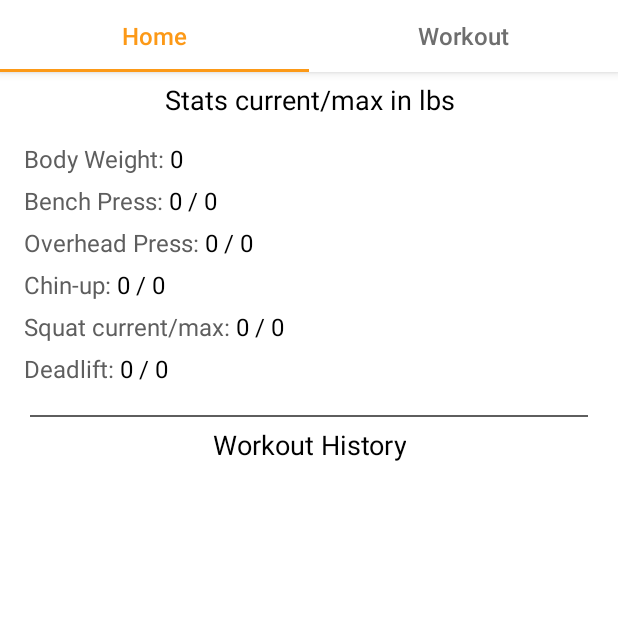
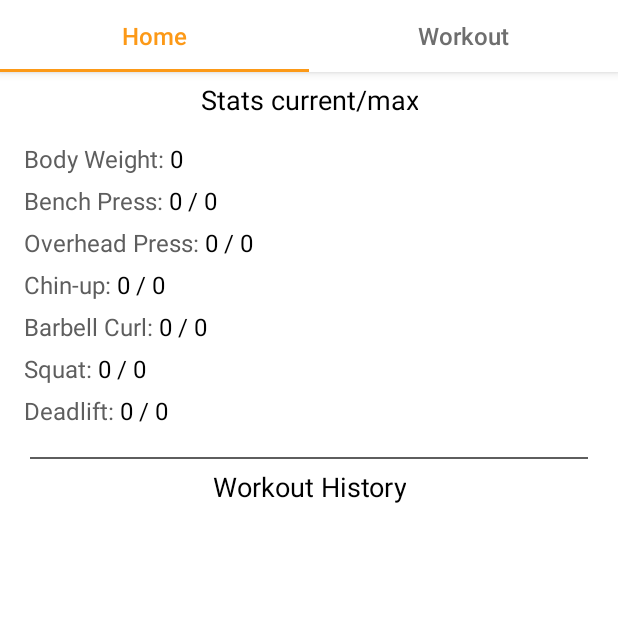
Before and after one commit to wmunsch/IronBody, an Android app: the screen it shows after launch (MainActivity), on a phone screen of 412 x 824 dp, the top half of it. Run offline under Robolectric (Android 15) with nearby library versions, the phone set to English and light mode, and no system bars; our stand-ins replace Room's generated code, data binding; 13 statements that could not run were skipped.

Commit message:
Add barbell curl to displayed stats

```diff
--- a/app/src/main/java/com/williammunsch/ironbody/ui/main/MainViewModel.kt
+++ b/app/src/main/java/com/williammunsch/ironbody/ui/main/MainViewModel.kt
@@ -1,6 +1,9 @@
 package com.williammunsch.ironbody.ui.main
 
+import android.content.Context
 import android.view.View
+import android.view.inputmethod.InputMethodManager
+import androidx.fragment.app.Fragment
 import androidx.lifecycle.*
 import com.williammunsch.ironbody.room.entities.LiftingWorkoutModel
 import com.williammunsch.ironbody.room.entities.WeightModel
@@ -107,6 +110,7 @@ class MainViewModel(private val workoutRepository: WorkoutRepository) : ViewMode
         _startNewVisibility.value = View.GONE
         _newLiftButtonVisibility.value = View.VISIBLE
         _finishButtonVisibility.value = View.VISIBLE
+        lift1Visibility.value = View.VISIBLE
     }
 
     fun startNewWeightInput(){
@@ -232,7 +236,7 @@ class MainViewModel(private val workoutRepository: WorkoutRepository) : ViewMode
         workoutRepository.insert(workout)
     }
 
-
+    //Inserts a new weight with a date timestamp
     fun setNewWeight(){
         val c = Calendar.getInstance()
         val date = c.timeInMillis
@@ -255,6 +259,7 @@ class MainViewModel(private val workoutRepository: WorkoutRepository) : ViewMode
         _addWeightVisibility.value = View.GONE
         _startNewVisibility.value = View.VISIBLE
     }
+
 }
 
 //Create the view model factory
--- a/app/src/main/java/com/williammunsch/ironbody/ui/main/WorkoutFragment.kt
+++ b/app/src/main/java/com/williammunsch/ironbody/ui/main/WorkoutFragment.kt
@@ -1,9 +1,11 @@
 package com.williammunsch.ironbody.ui.main
 
+import android.content.Context
 import android.os.Bundle
 import android.view.LayoutInflater
 import android.view.View
 import android.view.ViewGroup
+import android.view.inputmethod.InputMethodManager
 import androidx.databinding.DataBindingUtil
 import androidx.fragment.app.Fragment
 import androidx.lifecycle.ViewModelProvider
@@ -34,6 +36,7 @@ class WorkoutFragment : Fragment() {
         return binding.root
     }
 
+
     companion object {
         /**
          * Returns a new instance of this fragment for the given section
--- a/app/src/main/res/layout/fragment_main.xml
+++ b/app/src/main/res/layout/fragment_main.xml
@@ -174,6 +174,37 @@
                             android:textSize="16sp"
                             android:textColor="@color/dark_grey"
                             android:layout_marginStart="@dimen/activity_horizontal_margin"
+                            android:text="@string/barbell_curl" />
+                        <TextView
+                            android:layout_width="wrap_content"
+                            android:layout_height="wrap_content"
+                            android:textSize="16sp"
+                            android:textColor="@color/black"
+                            android:text='@{mainviewmodel.BBCurlCurrent.toString() ?? "0"}' />
+                        <TextView
+                            android:layout_width="wrap_content"
+                            android:layout_height="wrap_content"
+                            android:textSize="16sp"
+                            android:textColor="@color/black"
+                            android:text="@string/slash" />
+                        <TextView
+                            android:layout_width="wrap_content"
+                            android:layout_height="wrap_content"
+                            android:textSize="16sp"
+                            android:textColor="@color/black"
+                            android:text='@{mainviewmodel.BBCurlMax.toString() ?? "0"}' />
+                    </LinearLayout>
+                    <LinearLayout
+                        android:layout_width="wrap_content"
+                        android:layout_height="wrap_content"
+                        android:orientation="horizontal"
+                        android:layout_marginTop="@dimen/activity_vertical_margin">
+                        <TextView
+                            android:layout_width="wrap_content"
+                            android:layout_height="wrap_content"
+                            android:textSize="16sp"
+                            android:textColor="@color/dark_grey"
+                            android:layout_marginStart="@dimen/activity_horizontal_margin"
                             android:text="@string/squat" />
                         <TextView
                             android:layout_width="wrap_content"
--- a/app/src/main/res/values/strings.xml
+++ b/app/src/main/res/values/strings.xml
@@ -4,11 +4,11 @@
     <string name="tab_text_2">Workout</string>
     <string name="bench_press">"Bench Press: "</string>
     <string name="body_weight">"Body Weight: "</string>
-    <string name="stats">Stats current/max in lbs</string>
+    <string name="stats">Stats current/max</string>
     <string name="one_mile_run">"1 Mile Run: "</string>
     <string name="overhead_press">"Overhead Press: "</string>
     <string name="chin_up">"Chin-up: "</string>
-    <string name="squat">"Squat current/max: "</string>
+    <string name="squat">"Squat: "</string>
     <string name="dead_lift">"Deadlift: "</string>
     <string name="history">Workout History</string>
     <string name="lifting_workout">Start a new weight lifting workout</string>
@@ -30,6 +30,7 @@
     <string name="dash">" - "</string>
     <string name="leftParan">" ("</string>
     <string name="rightParan">")"</string>
+    <string name="barbell_curl">"Barbell Curl: "</string>
 
     <string-array name="lift_spinner">
         <item>Choose</item>
```
